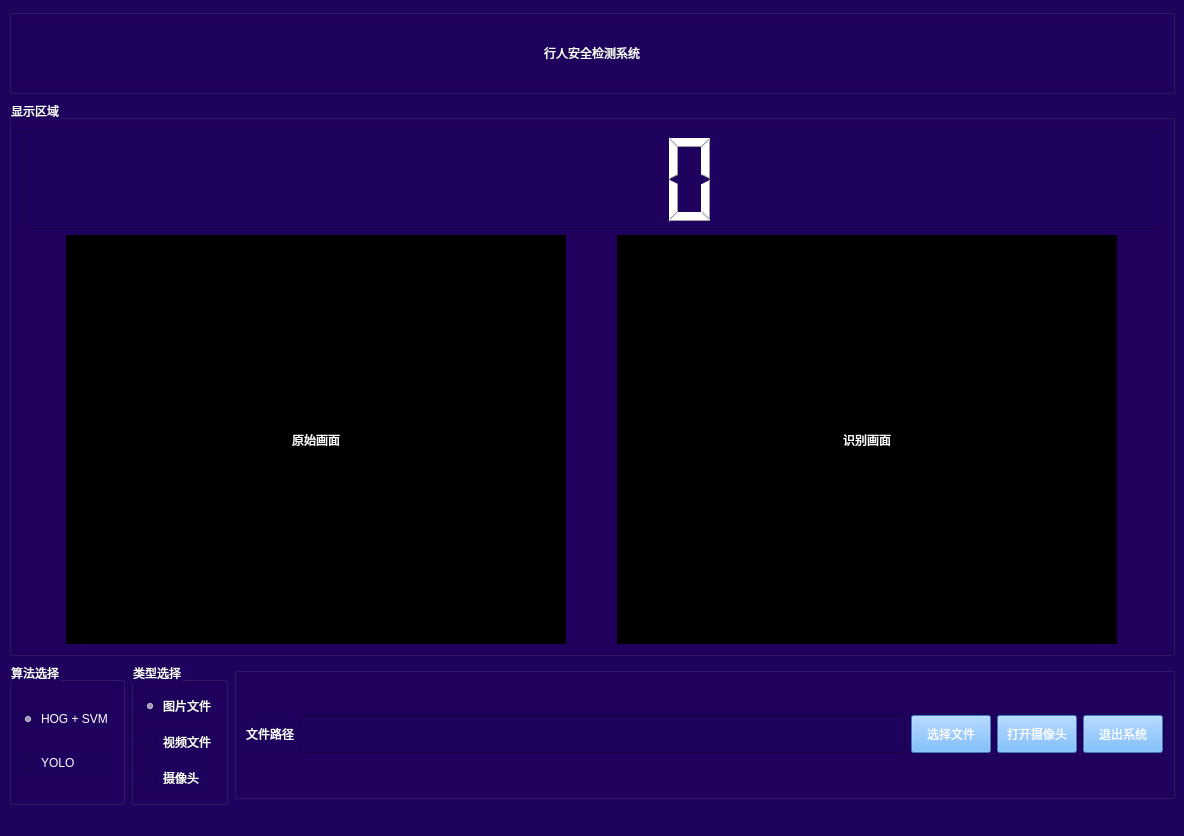
Old version of the form src/gui/ui_mainwindow.ui in the repository eagleqq/PedestrianDetection.
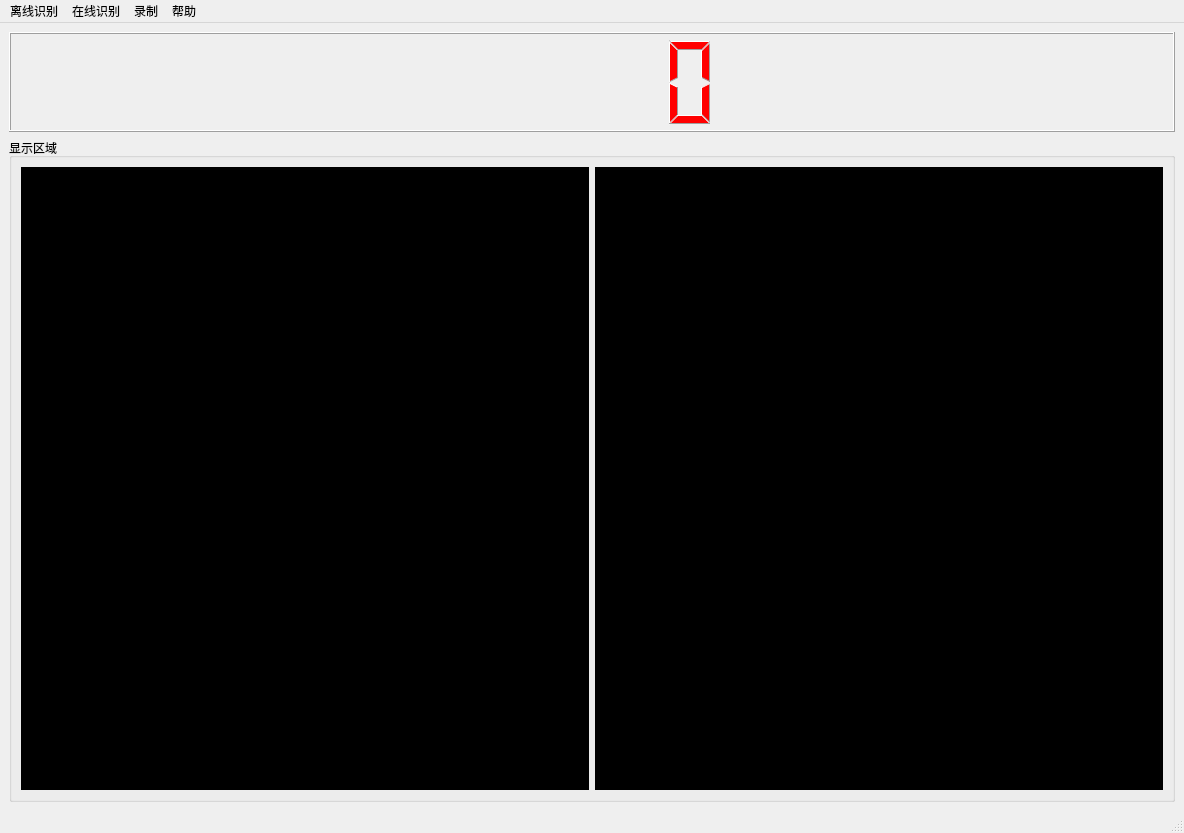
New version of the form.

```diff
--- a/src/gui/ui_mainwindow.ui
+++ b/src/gui/ui_mainwindow.ui
@@ -7,57 +7,40 @@
     <x>0</x>
     <y>0</y>
     <width>1184</width>
-    <height>836</height>
+    <height>833</height>
    </rect>
   </property>
   <property name="windowTitle">
    <string>MainWindow</string>
   </property>
   <property name="styleSheet">
-   <string notr="true">background-color: rgb(31, 1, 94);</string>
+   <string notr="true"># background-color: rgb(31, 1, 94);</string>
   </property>
   <widget class="QWidget" name="centralwidget">
    <layout class="QVBoxLayout" name="verticalLayout_5">
     <item>
-     <widget class="QGroupBox" name="groupBox_3">
+     <widget class="QLCDNumber" name="lcdNumber">
       <property name="minimumSize">
        <size>
         <width>0</width>
-        <height>85</height>
+        <height>100</height>
        </size>
       </property>
       <property name="maximumSize">
        <size>
         <width>16777215</width>
-        <height>85</height>
+        <height>100</height>
        </size>
       </property>
+      <property name="layoutDirection">
+       <enum>Qt::LeftToRight</enum>
+      </property>
       <property name="styleSheet">
-       <string notr="true">color: rgb(255, 255, 255);
-background-color: rgb(31, 1, 94);
-font: 75 14pt &quot;Aharoni&quot;;</string>
+       <string notr="true">color: rgb(255, 0, 0);</string>
       </property>
-      <property name="title">
-       <string/>
+      <property name="smallDecimalPoint">
+       <bool>false</bool>
       </property>
-      <layout class="QHBoxLayout" name="horizontalLayout_4">
-       <item>
-        <widget class="QLabel" name="label_3">
-         <property name="styleSheet">
-          <string notr="true"/>
-         </property>
-         <property name="text">
-          <string>行人安全检测系统</string>
-         </property>
-         <property name="alignment">
-          <set>Qt::AlignCenter</set>
-         </property>
-         <property name="margin">
-          <number>10</number>
-         </property>
-        </widget>
-       </item>
-      </layout>
      </widget>
     </item>
     <item>
@@ -69,283 +52,49 @@
        </size>
       </property>
       <property name="styleSheet">
-       <string notr="true">color: rgb(255, 255, 255);
-background-color: rgb(31, 1, 94);
+       <string notr="true">/*color: rgb(255, 255, 255);
+background-color: rgb(31, 1, 94);*/
 font: 75 10pt &quot;Aharoni&quot;;</string>
       </property>
       <property name="title">
        <string>显示区域</string>
       </property>
-      <layout class="QVBoxLayout" name="verticalLayout_4">
+      <layout class="QHBoxLayout" name="horizontalLayout">
        <item>
-        <widget class="QLCDNumber" name="lcdNumber">
-         <property name="minimumSize">
-          <size>
-           <width>0</width>
-           <height>100</height>
-          </size>
-         </property>
+        <widget class="QLabel" name="label_img1">
          <property name="maximumSize">
           <size>
            <width>16777215</width>
-           <height>100</height>
+           <height>16777215</height>
           </size>
          </property>
-         <property name="layoutDirection">
-          <enum>Qt::LeftToRight</enum>
+         <property name="styleSheet">
+          <string notr="true">background-color: rgb(0, 0, 0);</string>
          </property>
-         <property name="smallDecimalPoint">
-          <bool>false</bool>
+         <property name="text">
+          <string/>
          </property>
         </widget>
        </item>
        <item>
-        <layout class="QHBoxLayout" name="horizontalLayout_2">
-         <item>
-          <widget class="QLabel" name="label_img1">
-           <property name="minimumSize">
-            <size>
-             <width>500</width>
-             <height>0</height>
-            </size>
-           </property>
-           <property name="maximumSize">
-            <size>
-             <width>500</width>
-             <height>16777215</height>
-            </size>
-           </property>
-           <property name="styleSheet">
-            <string notr="true">background-color: rgb(0, 0, 0);</string>
-           </property>
-           <property name="text">
-            <string>原始画面</string>
-           </property>
-           <property name="alignment">
-            <set>Qt::AlignCenter</set>
-           </property>
-          </widget>
-         </item>
-         <item>
-          <widget class="QLabel" name="label_img2">
-           <property name="minimumSize">
-            <size>
-             <width>500</width>
-             <height>0</height>
-            </size>
-           </property>
-           <property name="maximumSize">
-            <size>
-             <width>500</width>
-             <height>16777215</height>
-            </size>
-           </property>
-           <property name="styleSheet">
-            <string notr="true">background-color: rgb(0, 0, 0);</string>
-           </property>
-           <property name="text">
-            <string>识别画面</string>
-           </property>
-           <property name="alignment">
-            <set>Qt::AlignCenter</set>
-           </property>
-          </widget>
-         </item>
-        </layout>
+        <widget class="QLabel" name="label_img2">
+         <property name="maximumSize">
+          <size>
+           <width>16777215</width>
+           <height>16777215</height>
+          </size>
+         </property>
+         <property name="styleSheet">
+          <string notr="true">background-color: rgb(0, 0, 0);</string>
+         </property>
+         <property name="text">
+          <string/>
+         </property>
+        </widget>
        </item>
       </layout>
      </widget>
     </item>
-    <item>
-     <layout class="QHBoxLayout" name="horizontalLayout_3">
-      <item>
-       <widget class="QGroupBox" name="groupBox_4">
-        <property name="styleSheet">
-         <string notr="true">color: rgb(255, 255, 255);
-background-color: rgb(31, 1, 94);
-font: 75 10pt &quot;Aharoni&quot;;</string>
-        </property>
-        <property name="title">
-         <string>算法选择</string>
-        </property>
-        <layout class="QVBoxLayout" name="verticalLayout">
-         <item>
-          <widget class="QRadioButton" name="radioButton_hog">
-           <property name="text">
-            <string>HOG + SVM</string>
-           </property>
-           <property name="checked">
-            <bool>true</bool>
-           </property>
-          </widget>
-         </item>
-         <item>
-          <widget class="QRadioButton" name="radioButton_yolo">
-           <property name="text">
-            <string>YOLO</string>
-           </property>
-          </widget>
-         </item>
-        </layout>
-       </widget>
-      </item>
-      <item>
-       <widget class="QGroupBox" name="groupBox_5">
-        <property name="styleSheet">
-         <string notr="true">color: rgb(255, 255, 255);
-background-color: rgb(31, 1, 94);
-font: 75 10pt &quot;Aharoni&quot;;</string>
-        </property>
-        <property name="title">
-         <string>类型选择</string>
-        </property>
-        <layout class="QVBoxLayout" name="verticalLayout_3">
-         <item>
-          <widget class="QRadioButton" name="radioButton_img">
-           <property name="minimumSize">
-            <size>
-             <width>0</width>
-             <height>30</height>
-            </size>
-           </property>
-           <property name="text">
-            <string>图片文件</string>
-           </property>
-           <property name="checked">
-            <bool>true</bool>
-           </property>
-          </widget>
-         </item>
-         <item>
-          <widget class="QRadioButton" name="radioButton_video">
-           <property name="minimumSize">
-            <size>
-             <width>0</width>
-             <height>30</height>
-            </size>
-           </property>
-           <property name="text">
-            <string>视频文件</string>
-           </property>
-          </widget>
-         </item>
-         <item>
-          <widget class="QRadioButton" name="radioButton_cam">
-           <property name="minimumSize">
-            <size>
-             <width>0</width>
-             <height>30</height>
-            </size>
-           </property>
-           <property name="text">
-            <string>摄像头</string>
-           </property>
-          </widget>
-         </item>
-        </layout>
-       </widget>
-      </item>
-      <item>
-       <widget class="QGroupBox" name="groupBox">
-        <property name="maximumSize">
-         <size>
-          <width>16777215</width>
-          <height>132</height>
-         </size>
-        </property>
-        <property name="styleSheet">
-         <string notr="true">color: rgb(255, 255, 255);
-background-color: rgb(31, 1, 94);
-font: 75 10pt &quot;Aharoni&quot;;</string>
-        </property>
-        <property name="title">
-         <string/>
-        </property>
-        <layout class="QVBoxLayout" name="verticalLayout_2">
-         <item>
-          <layout class="QHBoxLayout" name="horizontalLayout">
-           <item>
-            <widget class="QLabel" name="label">
-             <property name="minimumSize">
-              <size>
-               <width>0</width>
-               <height>30</height>
-              </size>
-             </property>
-             <property name="text">
-              <string>文件路径</string>
-             </property>
-            </widget>
-           </item>
-           <item>
-            <widget class="QLineEdit" name="lineEdit_path">
-             <property name="minimumSize">
-              <size>
-               <width>0</width>
-               <height>38</height>
-              </size>
-             </property>
-             <property name="styleSheet">
-              <string notr="true">color: rgb(255, 0, 0);</string>
-             </property>
-            </widget>
-           </item>
-           <item>
-            <widget class="QPushButton" name="pushButto_select">
-             <property name="minimumSize">
-              <size>
-               <width>0</width>
-               <height>38</height>
-              </size>
-             </property>
-             <property name="styleSheet">
-              <string notr="true">background-color: rgb(85, 170, 255);</string>
-             </property>
-             <property name="text">
-              <string>选择文件</string>
-             </property>
-            </widget>
-           </item>
-           <item>
-            <widget class="QPushButton" name="pushButton_run">
-             <property name="minimumSize">
-              <size>
-               <width>0</width>
-               <height>38</height>
-              </size>
-             </property>
-             <property name="styleSheet">
-              <string notr="true">background-color: rgb(85, 170, 255);</string>
-             </property>
-             <property name="text">
-              <string>打开摄像头</string>
-             </property>
-            </widget>
-           </item>
-           <item>
-            <widget class="QPushButton" name="pushButton_close">
-             <property name="minimumSize">
-              <size>
-               <width>0</width>
-               <height>38</height>
-              </size>
-             </property>
-             <property name="styleSheet">
-              <string notr="true">background-color: rgb(85, 170, 255);
-</string>
-             </property>
-             <property name="text">
-              <string>退出系统</string>
-             </property>
-            </widget>
-           </item>
-          </layout>
-         </item>
-        </layout>
-       </widget>
-      </item>
-     </layout>
-    </item>
    </layout>
   </widget>
   <widget class="QMenuBar" name="menubar">
@@ -357,6 +106,51 @@
      <height>26</height>
     </rect>
    </property>
+   <widget class="QMenu" name="menu">
+    <property name="title">
+     <string>离线识别</string>
+    </property>
+    <widget class="QMenu" name="menu_3">
+     <property name="title">
+      <string>视频文件</string>
+     </property>
+     <addaction name="actionopenVideo"/>
+     <addaction name="actioncloseVideo"/>
+    </widget>
+    <widget class="QMenu" name="menu_4">
+     <property name="title">
+      <string>图片文件</string>
+     </property>
+     <addaction name="actionopenImage"/>
+    </widget>
+    <addaction name="menu_4"/>
+    <addaction name="menu_3"/>
+   </widget>
+   <widget class="QMenu" name="menu_2">
+    <property name="title">
+     <string>在线识别</string>
+    </property>
+    <addaction name="actionopenCam"/>
+    <addaction name="actioncloseCam"/>
+   </widget>
+   <widget class="QMenu" name="menu_5">
+    <property name="title">
+     <string>录制</string>
+    </property>
+    <addaction name="actionbeginRecoding"/>
+    <addaction name="actionendRecoding"/>
+   </widget>
+   <widget class="QMenu" name="menu_6">
+    <property name="title">
+     <string>帮助</string>
+    </property>
+    <addaction name="actionabout"/>
+    <addaction name="actioninstructions"/>
+   </widget>
+   <addaction name="menu"/>
+   <addaction name="menu_2"/>
+   <addaction name="menu_5"/>
+   <addaction name="menu_6"/>
   </widget>
   <widget class="QStatusBar" name="statusbar"/>
  </widget>
```
Left out of the diff: 50 changed lines with no effect on the pictures.
